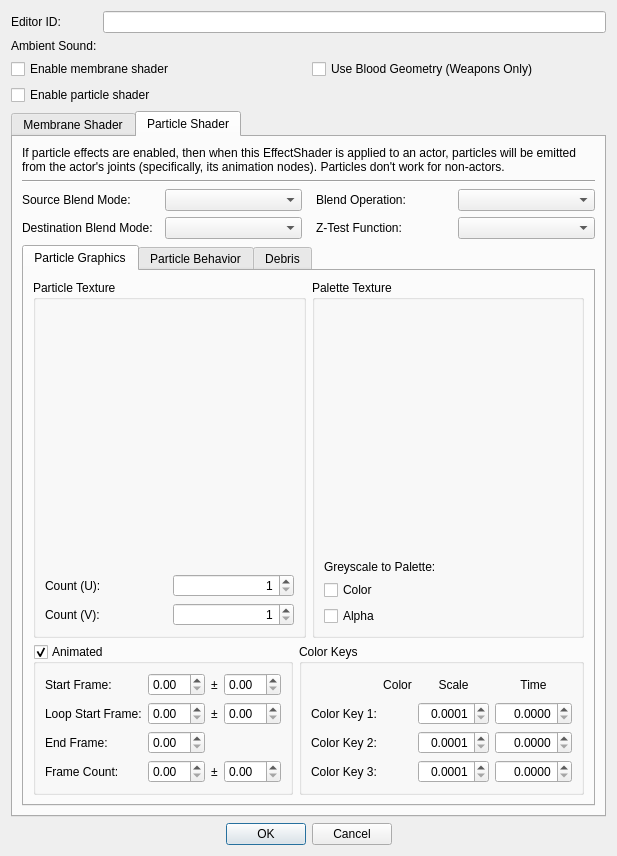
Qt form native/src/DovahKit/ui/form_windows/effectshader.ui (DavidJCobb/DovahKit) before a commit.
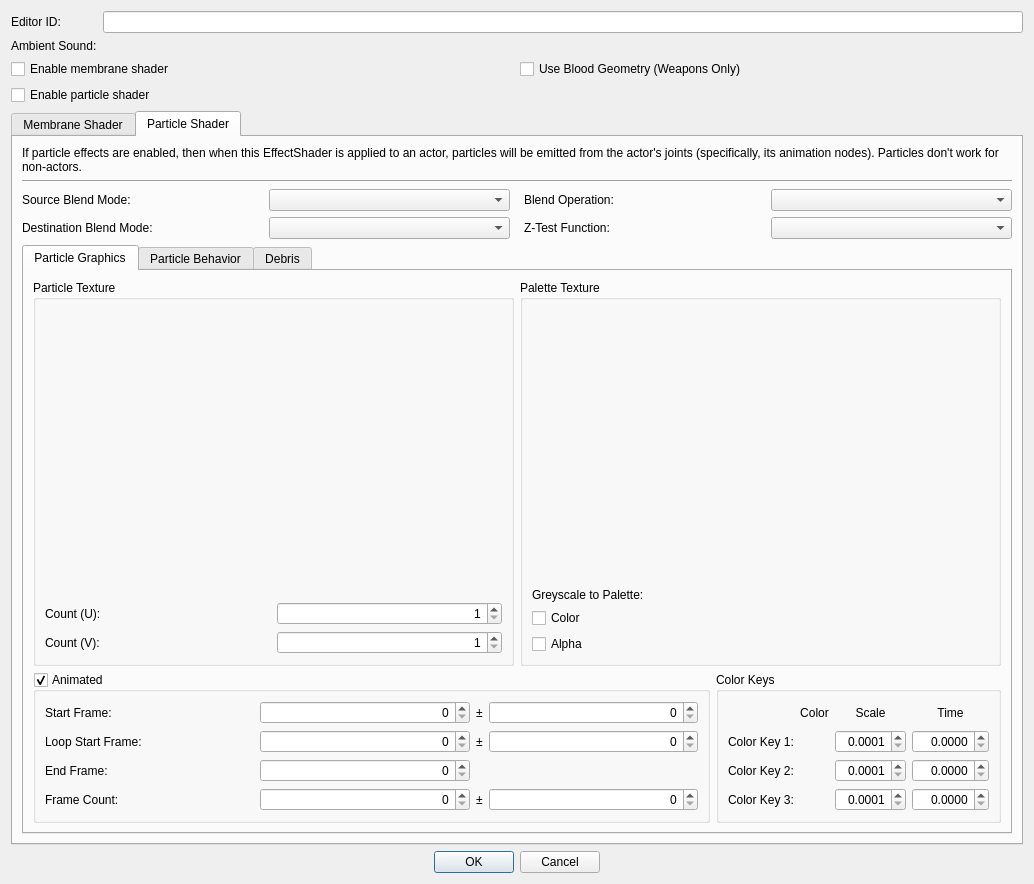
The same form after that commit. The open tabs and pages were chosen to show the change. Custom widgets are drawn as their Qt base class.

Commit message: SOUN legacy data; EFSH backend fixes; UI fixes

```diff
--- a/native/src/DovahKit/ui/form_windows/effectshader.ui
+++ b/native/src/DovahKit/ui/form_windows/effectshader.ui
@@ -2,14 +2,6 @@
 <ui version="4.0">
  <class>FormDialogEffectShader</class>
  <widget class="QDialog" name="FormDialogEffectShader">
-  <property name="geometry">
-   <rect>
-    <x>0</x>
-    <y>0</y>
-    <width>609</width>
-    <height>856</height>
-   </rect>
-  </property>
   <property name="windowTitle">
    <string>EffectShader</string>
   </property>
@@ -1342,9 +1334,6 @@
               <bool>true</bool>
              </property>
              <layout class="QGridLayout" name="gridLayout_26" columnstretch="1,1,0,1">
-              <item row="2" column="1">
-               <widget class="QDoubleSpinBox" name="particleAnimEnd"/>
-              </item>
               <item row="0" column="2">
                <widget class="QLabel" name="label_85">
                 <property name="text">
@@ -1365,9 +1354,6 @@
                 </property>
                </widget>
               </item>
-              <item row="0" column="1">
-               <widget class="QDoubleSpinBox" name="particleAnimStart"/>
-              </item>
               <item row="1" column="2">
                <widget class="QLabel" name="label_86">
                 <property name="text">
@@ -1418,20 +1404,75 @@
                 </property>
                </widget>
               </item>
+              <item row="0" column="1">
+               <widget class="QSpinBox" name="particleAnimStart">
+                <property name="alignment">
+                 <set>Qt::AlignRight|Qt::AlignTrailing|Qt::AlignVCenter</set>
+                </property>
+                <property name="maximum">
+                 <number>100000</number>
+                </property>
+               </widget>
+              </item>
               <item row="1" column="1">
-               <widget class="QDoubleSpinBox" name="particleAnimLoopStart"/>
+               <widget class="QSpinBox" name="particleAnimLoopStart">
+                <property name="alignment">
+                 <set>Qt::AlignRight|Qt::AlignTrailing|Qt::AlignVCenter</set>
+                </property>
+                <property name="maximum">
+                 <number>100000</number>
+                </property>
+               </widget>
+              </item>
+              <item row="2" column="1">
+               <widget class="QSpinBox" name="particleAnimEnd">
+                <property name="alignment">
+                 <set>Qt::AlignRight|Qt::AlignTrailing|Qt::AlignVCenter</set>
+                </property>
+                <property name="maximum">
+                 <number>100000</number>
+                </property>
+               </widget>
               </item>
               <item row="3" column="1">
-               <widget class="QDoubleSpinBox" name="particleAnimFrameCount"/>
+               <widget class="QSpinBox" name="particleAnimFrameCount">
+                <property name="alignment">
+                 <set>Qt::AlignRight|Qt::AlignTrailing|Qt::AlignVCenter</set>
+                </property>
+                <property name="maximum">
+                 <number>100000</number>
+                </property>
+               </widget>
               </item>
               <item row="0" column="3">
-               <widget class="QDoubleSpinBox" name="particleAnimStartVariance"/>
+               <widget class="QSpinBox" name="particleAnimStartVariance">
+                <property name="alignment">
+                 <set>Qt::AlignRight|Qt::AlignTrailing|Qt::AlignVCenter</set>
+                </property>
+                <property name="maximum">
+                 <number>100000</number>
+                </property>
+               </widget>
               </item>
               <item row="1" column="3">
-               <widget class="QDoubleSpinBox" name="particleAnimLoopStartVariance"/>
+               <widget class="QSpinBox" name="particleAnimLoopStartVariance">
+                <property name="alignment">
+                 <set>Qt::AlignRight|Qt::AlignTrailing|Qt::AlignVCenter</set>
+                </property>
+                <property name="maximum">
+                 <number>100000</number>
+                </property>
+               </widget>
               </item>
               <item row="3" column="3">
-               <widget class="QDoubleSpinBox" name="particleAnimFrameCountVariance"/>
+               <widget class="QSpinBox" name="particleAnimFrameCountVariance">
+                <property name="alignment">
+                 <set>Qt::AlignRight|Qt::AlignTrailing|Qt::AlignVCenter</set>
+                </property>
+                <property name="maximum">
+                 <number>100000</number>
+                </property>
+               </widget>
               </item>
              </layout>
             </widget>
```
Left out of the diff: 3 changed lines with no effect on the pictures. The commit also changes 6 other files.
